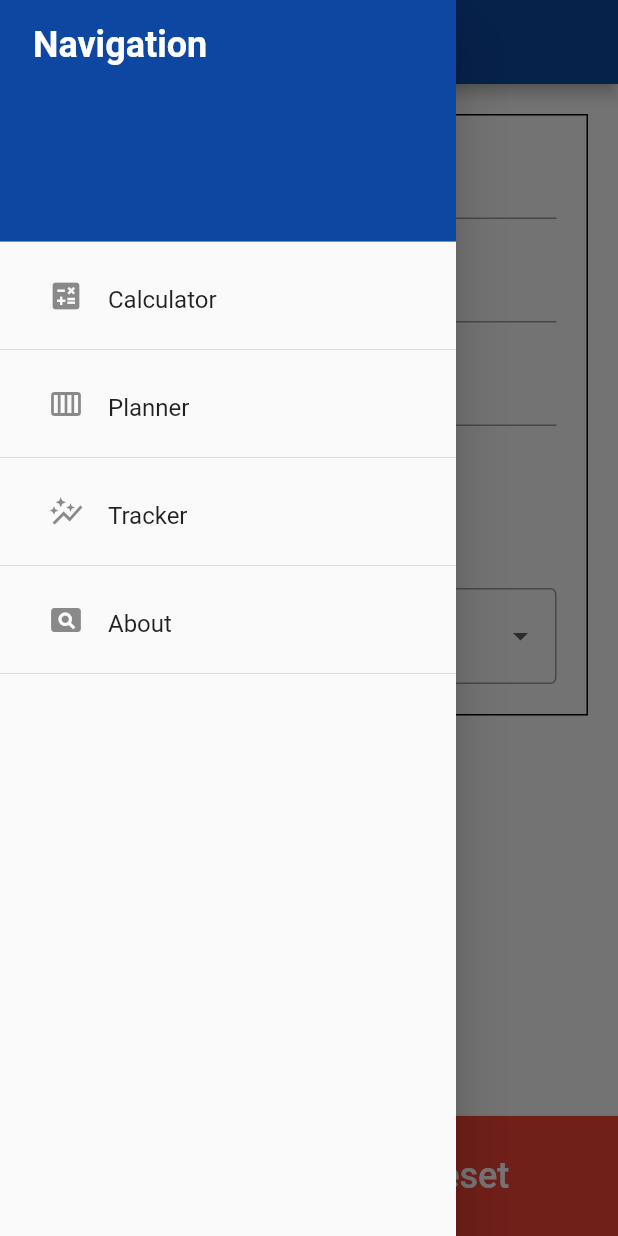
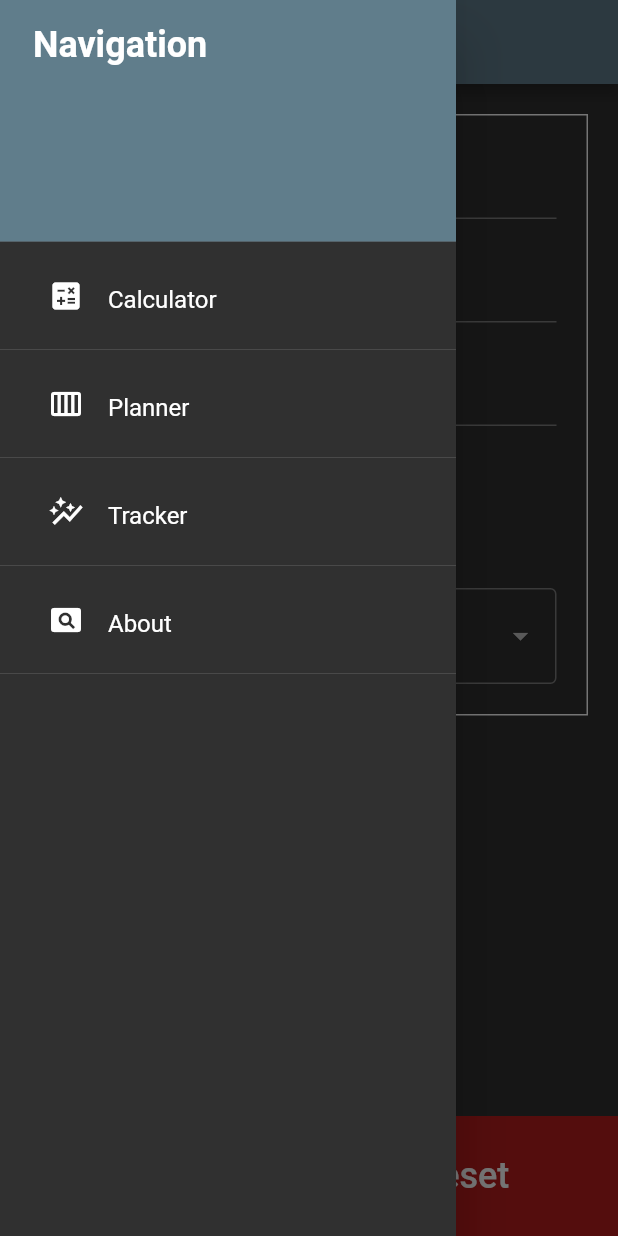
Before and after one commit to hschuch-04/weight-loss-planner, a Flutter app: the Calculator screen opened by its route, with the side drawer open, on a phone screen of 412 x 824 dp. Run offline on Flutter 3.47's test engine with Material 2 defaults, Android fonts, the phone set to English and light mode, and no system bars; drawn by our look-alikes of flutter_form_builder; our stand-ins replace fl_chart, flutter_spinkit, form_builder_validators, sqflite; accounts and stored records are empty.

Commit message:
ThemeData Update
- The app now implements themedata
- The app now has a darker look to it
- All pages have had an update to their color style
- Added a floating button to the graph

TODO:
- Finish off tracker: get database data, action button add data, split into years

```diff
--- a/weight_loss_planner/lib/About/about.dart
+++ b/weight_loss_planner/lib/About/about.dart
@@ -9,7 +9,7 @@ class About extends StatelessWidget {
   Widget build(BuildContext context) {
     return Scaffold(
       appBar: AppBar(
-        backgroundColor: Colors.blue[900],
+        backgroundColor: Theme.of(context).primaryColor,
         title: Text('About'),
         centerTitle: true,
       ),
--- a/weight_loss_planner/lib/Calculator/Result/result.dart
+++ b/weight_loss_planner/lib/Calculator/Result/result.dart
@@ -20,7 +20,7 @@ class Result extends StatelessWidget {
   Widget build(BuildContext context) {
     return Scaffold(
       appBar: AppBar(
-        backgroundColor: Colors.blue[900],
+        backgroundColor: Theme.of(context).primaryColor,
         title: Text('Calorie Calculator'),
         centerTitle: true,
       ),
--- a/weight_loss_planner/lib/Calculator/calculator.dart
+++ b/weight_loss_planner/lib/Calculator/calculator.dart
@@ -37,7 +37,7 @@ class Calculator extends StatelessWidget {
     return Scaffold(
       resizeToAvoidBottomInset: false,
       appBar: AppBar(
-        backgroundColor: Colors.blue[900],
+        backgroundColor: Theme.of(context).primaryColor,
         title: Text('Calorie Calculator'),
         centerTitle: true,
       ),
@@ -52,7 +52,7 @@ class Calculator extends StatelessWidget {
               padding: EdgeInsets.fromLTRB(20, 20, 20, 0),
               child: Container(
                 padding: EdgeInsets.fromLTRB(20, 10, 20, 10),
-                decoration: BoxDecoration(border: Border.all()),
+                decoration: BoxDecoration(border: Border.all(color: Colors.white)),
                 child: Column(children: [
                   for (int i = 0; i < ListInformation.formname.length; i++) ...[
                     FormBuilderTextField(
@@ -118,7 +118,7 @@ class Calculator extends StatelessWidget {
                         child: ElevatedButton(
                             style: ElevatedButton.styleFrom(
                               minimumSize: Size(0, 80),
-                              backgroundColor: Colors.green[600],
+                              backgroundColor: Colors.green[900],
                               tapTargetSize: MaterialTapTargetSize.shrinkWrap,
                               shape: RoundedRectangleBorder(
                                 borderRadius: BorderRadius.only(
@@ -136,7 +136,7 @@ class Calculator extends StatelessWidget {
                       child: ElevatedButton(
                           style: ElevatedButton.styleFrom(
                             minimumSize: Size(0, 80),
-                            backgroundColor: Colors.red,
+                            backgroundColor: Colors.red[900],
                             tapTargetSize: MaterialTapTargetSize.shrinkWrap,
                             shape: RoundedRectangleBorder(
                               borderRadius: BorderRadius.only(
--- a/weight_loss_planner/lib/PLANNER/loading_planner.dart
+++ b/weight_loss_planner/lib/PLANNER/loading_planner.dart
@@ -39,7 +39,7 @@ class _LoadingPlannerState extends State<LoadingPlanner> {
   Widget build(BuildContext context) {
     return Scaffold(
       appBar: AppBar(
-        backgroundColor: Colors.blue[900],
+        backgroundColor: Theme.of(context).primaryColor,
         title: Text('Planner'),
         centerTitle: true,
       ),
--- a/weight_loss_planner/lib/Planner/planner.dart
+++ b/weight_loss_planner/lib/Planner/planner.dart
@@ -18,7 +18,7 @@ class _PlannerState extends State<Planner> {
   Widget build(BuildContext context) {
     return Scaffold(
       appBar: AppBar(
-        backgroundColor: Colors.blue[900],
+        backgroundColor: Theme.of(context).primaryColor,
         title: Text('Weekly Planner'),
         centerTitle: true,
         shadowColor: Colors.transparent,
--- a/weight_loss_planner/lib/Reusable/sidebar.dart
+++ b/weight_loss_planner/lib/Reusable/sidebar.dart
@@ -10,10 +10,10 @@ class Sidebar extends StatelessWidget {
       child: NavigationDrawer(
         children: [
           DrawerHeader(
-            decoration: BoxDecoration(color: Colors.blue[900]),
+            decoration: BoxDecoration(color: Theme.of(context).primaryColor),
             child: Text(
               ' Navigation',
-              style: TextStyle(fontWeight: FontWeight.bold, color: Colors.white, fontSize: 24),
+              style: TextStyle(fontWeight: FontWeight.bold, fontSize: 24),
             ),
           ),
           ListTile(
--- a/weight_loss_planner/lib/TRACKER/Components/chart.dart
+++ b/weight_loss_planner/lib/TRACKER/Components/chart.dart
@@ -1,7 +1,7 @@
 import 'package:fl_chart/fl_chart.dart';
 import 'package:flutter/material.dart';
 import 'package:weight_loss_planner/Reusable/app_colors.dart';
-import 'package:weight_loss_planner/TRACKER/Components/date.dart';
+import 'package:weight_loss_planner/TRACKER/Functions/date.dart';
 
 final data = [
   FlSpot(datePoint(DateTime(2017, 3, 19)), 120),
@@ -87,7 +87,6 @@ class Chart extends StatelessWidget {
   /// The X-Axis Data and how it will be formatted
   Widget bottomTitleWidgets(double value, TitleMeta meta) {
     const style = TextStyle(
-      color: Color.fromARGB(255, 91, 99, 109),
       fontWeight: FontWeight.bold,
       fontSize: 16
     );
@@ -144,7 +143,6 @@ class Chart extends StatelessWidget {
   /// The Y-Axis Data and how it will be formatted
   Widget leftTitleWidgets(double value, TitleMeta meta) {
     const style = TextStyle(
-      color: Color.fromARGB(255, 91, 99, 109),
       fontWeight: FontWeight.bold,
       fontSize: 15
     );
--- a/weight_loss_planner/lib/TRACKER/loading_tracker.dart
+++ b/weight_loss_planner/lib/TRACKER/loading_tracker.dart
@@ -37,14 +37,14 @@ class _LoadingTrackerState extends State<LoadingTracker> {
   Widget build(BuildContext context) {
     return Scaffold(
       appBar: AppBar(
-        backgroundColor: Colors.blue[900],
+        backgroundColor: Theme.of(context).primaryColor,
         title: Text('Tracker'),
         centerTitle: true,
       ),
       drawer: Sidebar(),
       drawerEnableOpenDragGesture: false,
       body: Center(
-        child: SpinKitCircle(color: Colors.black, size: 80),
+        child: SpinKitCircle(color: Colors.white, size: 80),
       ),
     );
   }
```
Also changed, not shown: weight_loss_planner/lib/TRACKER/tracker.dart (+10 -3 lines), weight_loss_planner/lib/main.dart (+6 -1 lines), weight_loss_planner/lib/TRACKER/Functions/date.dart (renamed from weight_loss_planner/lib/TRACKER/Components/date.dart).
